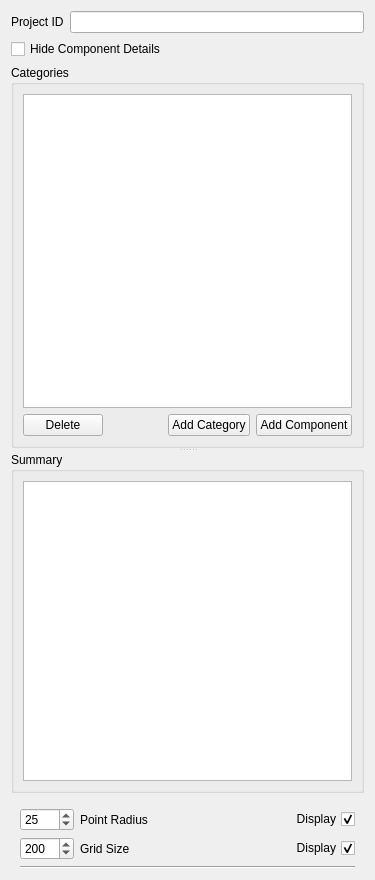
Before: the Qt Designer form ddg/ui/point_widget.ui in persts/DotDotGoose, drawn with Qt 5.
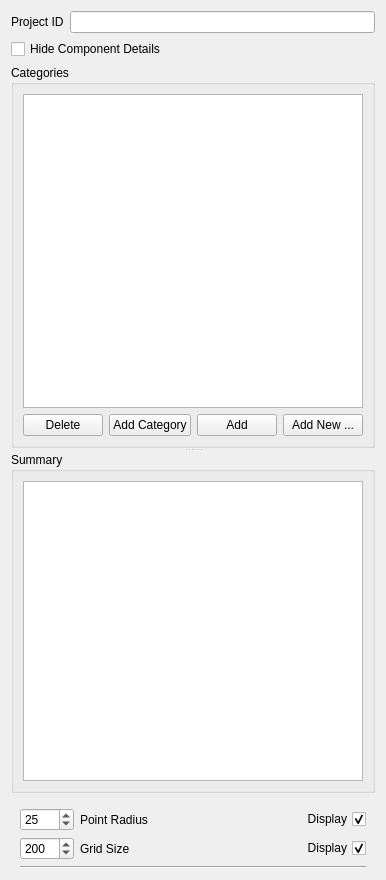
After: the same form once the commit is applied.

What changed in the file:
```diff
--- a/ddg/ui/point_widget.ui
+++ b/ddg/ui/point_widget.ui
@@ -92,6 +92,16 @@
            </property>
           </widget>
          </item>
+         <item>
+          <widget class="QPushButton" name="pushButtonAddCurrent">
+           <property name="enabled">
+            <bool>true</bool>
+           </property>
+           <property name="text">
+            <string>Add</string>
+           </property>
+          </widget>
+         </item>
          <item>
           <widget class="QPushButton" name="pushButtonAddClass">
            <property name="maximumSize">
@@ -104,7 +114,7 @@
             <string>Add component to category</string>
            </property>
            <property name="text">
-            <string>Add Component</string>
+            <string>Add New ...</string>
            </property>
            <property name="iconSize">
             <size>
```
